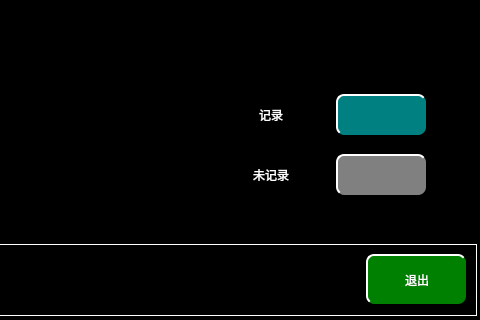
Before: the Qt Designer form maintaincefaultquerypage.ui in mayue-crrc/ShenyangMetro9DB, drawn with Qt 5; both pictures show x 544 to 1024 and y 366 to 686 of the 1024 by 686 pixel window.
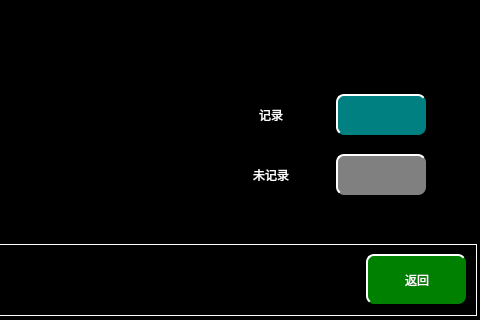
After: the same form once the commit is applied. Icons and pictures are not drawn.

```diff
--- a/maintaincefaultquerypage.ui
+++ b/maintaincefaultquerypage.ui
@@ -190,7 +190,7 @@
 }</string>
    </property>
    <property name="text">
-    <string>退出</string>
+    <string>返回</string>
    </property>
   </widget>
   <widget class="QLabel" name="label_3">
```
